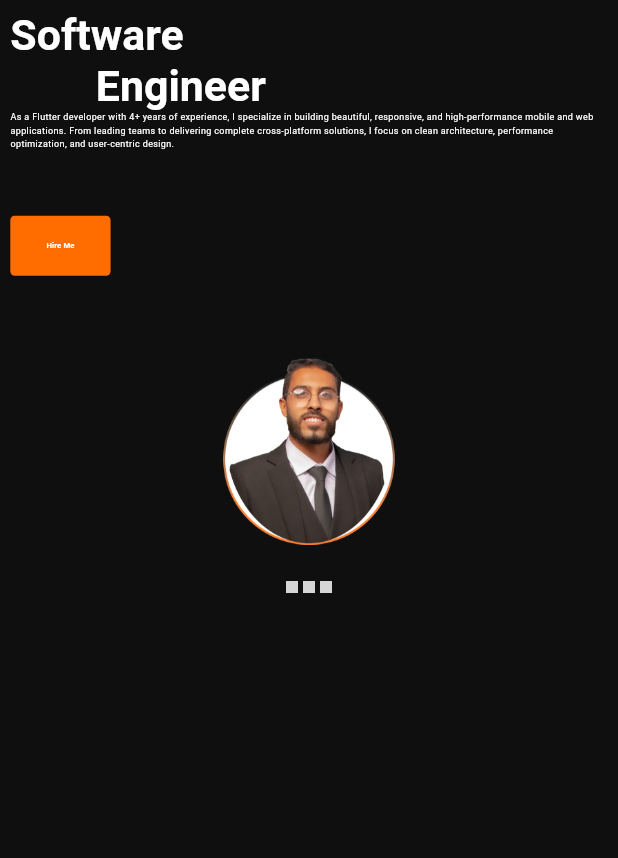
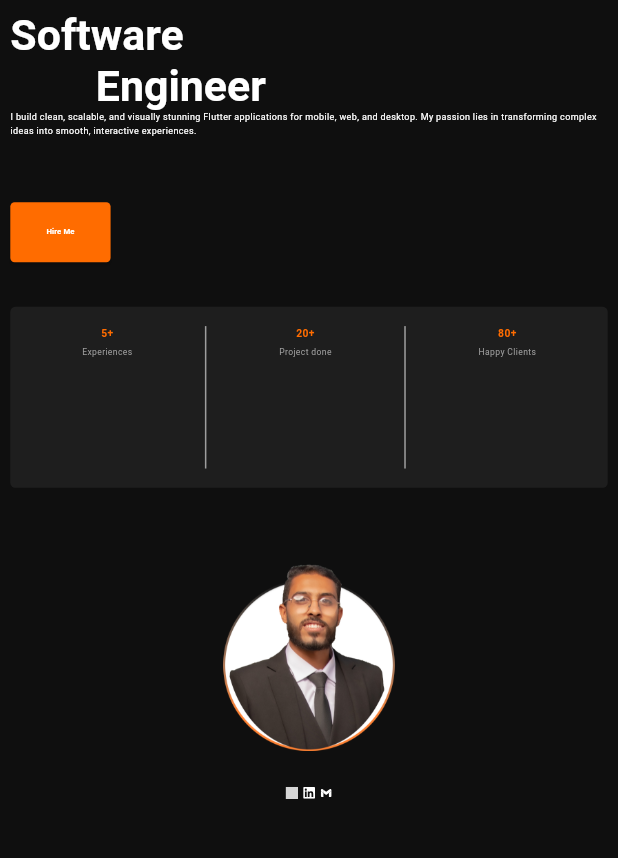
Before and after one commit to DEVS3010/my_portoflio, a Flutter app: the HeaderSection widget shown alone on an empty page, opened directly, on a phone screen of 412 x 824 dp, the part 47-905 px from its top. Run offline on Flutter 3.47's test engine with Material 3 defaults, Android fonts, the phone set to English and light mode, and no system bars; drawn by our look-alikes of flutter_animate; our stand-ins replace flutter_screenutil, flutter_svg; grey boxes are pictures that could not be loaded.

Commit message:
Add SVG icons for email and LinkedIn, update portfolio data, and enhance UI components for better presentation

```diff
--- a/lib/data/portfolio_data.dart
+++ b/lib/data/portfolio_data.dart
@@ -14,22 +14,22 @@ final profile = ProfileModel(
   country: 'Saudi Arabia',
 
   profileSummary:
-      'I am a Flutter developer with 4+ years of experience delivering production-grade apps with clean architecture and optimized performance.',
+      'I build clean, scalable, and visually stunning Flutter applications for mobile, web, and desktop. My passion lies in transforming complex ideas into smooth, interactive experiences.',
 
   about:
-      'I specialize in building scalable and elegant mobile applications using Flutter. I’ve led teams, mentored junior developers, and published over 10 apps across various industries including e-commerce, car rentals, and fintech.',
+      "I'm a dedicated Flutter developer with over 4 years of experience delivering high-quality, responsive apps across platforms. My work spans from leading teams to building apps used by thousands, such as Quran platforms, E-commerce apps, and productivity tools. I care deeply about clean architecture, performance, and creating user-first experiences. I’ve also represented my teams at events like Leap2024 and Intersec.",
 
   socialLinks: [
     SocialIModel(
-      icon: 'assets/icons/github.png',
+      icon: 'assets/icons/github.svg',
       link: 'https://github.com/MahmoudAlaa22',
     ),
     SocialIModel(
-      icon: 'assets/icons/linkedin.png',
+      icon: 'assets/icons/linkedIn.svg',
       link: 'https://linkedin.com/in/MahmoudAlaa',
     ),
     SocialIModel(
-      icon: 'assets/icons/email.png',
+      icon: 'assets/icons/email.svg',
       link: 'mailto:mahmoud3laa2210@gmail.com',
     ),
   ],
--- a/lib/ui/widgets/header_section.dart
+++ b/lib/ui/widgets/header_section.dart
@@ -1,6 +1,7 @@
 import 'package:flutter/material.dart';
 import 'package:flutter_screenutil/flutter_screenutil.dart';
 import 'package:flutter_animate/flutter_animate.dart';
+import 'package:flutter_svg/svg.dart';
 import 'package:my_portfolio/core/app_colors.dart';
 import '../../../data/portfolio_data.dart';
 import 'package:url_launcher/url_launcher.dart';
@@ -75,7 +76,7 @@ class HeaderSection extends StatelessWidget {
           ),
         ),
         Text(
-          'As a Flutter developer with 4+ years of experience, I specialize in building beautiful, responsive, and high-performance mobile and web applications. From leading teams to delivering complete cross-platform solutions, I focus on clean architecture, performance optimization, and user-centric design.',
+          profile.profileSummary,
           style: TextStyle(fontSize: 21.sp, color: AppColors.white),
         ),
         SizedBox(height: 24.h),
@@ -121,22 +122,25 @@ class HeaderSection extends StatelessWidget {
         //     ),
         //   ],
         // ),
-        // SizedBox(height: 32.h),
-        // Container(
-        //   padding: EdgeInsets.symmetric(horizontal: 24.w, vertical: 16.h),
-        //   decoration: BoxDecoration(
-        //     color: Colors.grey.shade900,
-        //     borderRadius: BorderRadius.circular(12.r),
-        //   ),
-        //   child: Row(
-        //     mainAxisAlignment: MainAxisAlignment.spaceEvenly,
-        //     children: [
-        //       _buildStat("5+", "Experiences"),
-        //       _buildStat("20+", "Project done"),
-        //       _buildStat("80+", "Happy Clients"),
-        //     ],
-        //   ),
-        // ),
+        SizedBox(height: 32.h),
+        Container(
+          padding: EdgeInsets.symmetric(horizontal: 24.w, vertical: 16.h),
+          height: 150.h,
+          decoration: BoxDecoration(
+            color: AppColors.surface,
+            borderRadius: BorderRadius.circular(12.r),
+          ),
+          child: Row(
+            mainAxisAlignment: MainAxisAlignment.spaceEvenly,
+            children: [
+              _buildStat("5+", "Experiences"),
+              VerticalDivider(color: AppColors.grey),
+              _buildStat("20+", "Project done"),
+              VerticalDivider(color: AppColors.grey),
+              _buildStat("80+", "Happy Clients"),
+            ],
+          ),
+        ),
       ],
     );
   }
@@ -155,7 +159,14 @@ class HeaderSection extends StatelessWidget {
               profile.socialLinks.map((social) {
                 return InkWell(
                   onTap: () => launchUrl(Uri.parse(social.link)),
-                  child: Image.asset(social.icon, width: 28.w),
+                  child: SvgPicture.asset(
+                    social.icon,
+                    width: 28.w,
+                    colorFilter: ColorFilter.mode(
+                      AppColors.white,
+                      BlendMode.srcIn,
+                    ),
+                  ),
                 );
               }).toList(),
         ),
@@ -184,10 +195,14 @@ class HeaderSection extends StatelessWidget {
       children: [
         Text(
           value,
-          style: TextStyle(fontSize: 20.sp, fontWeight: FontWeight.bold),
+          style: TextStyle(
+            fontSize: 24.sp,
+            fontWeight: FontWeight.bold,
+            color: AppColors.primary,
+          ),
         ),
         SizedBox(height: 4.h),
-        Text(label, style: TextStyle(fontSize: 14.sp, color: Colors.grey)),
+        Text(label, style: TextStyle(fontSize: 20.sp, color: AppColors.grey)),
       ],
     );
   }
```
Also changed, not shown: lib/ui/widgets/about_section.dart (+29 -10 lines), lib/ui/widgets/skills_section.dart (+54 -26 lines), assets/icons/email.svg (added), assets/icons/linkedIn.svg (added).
